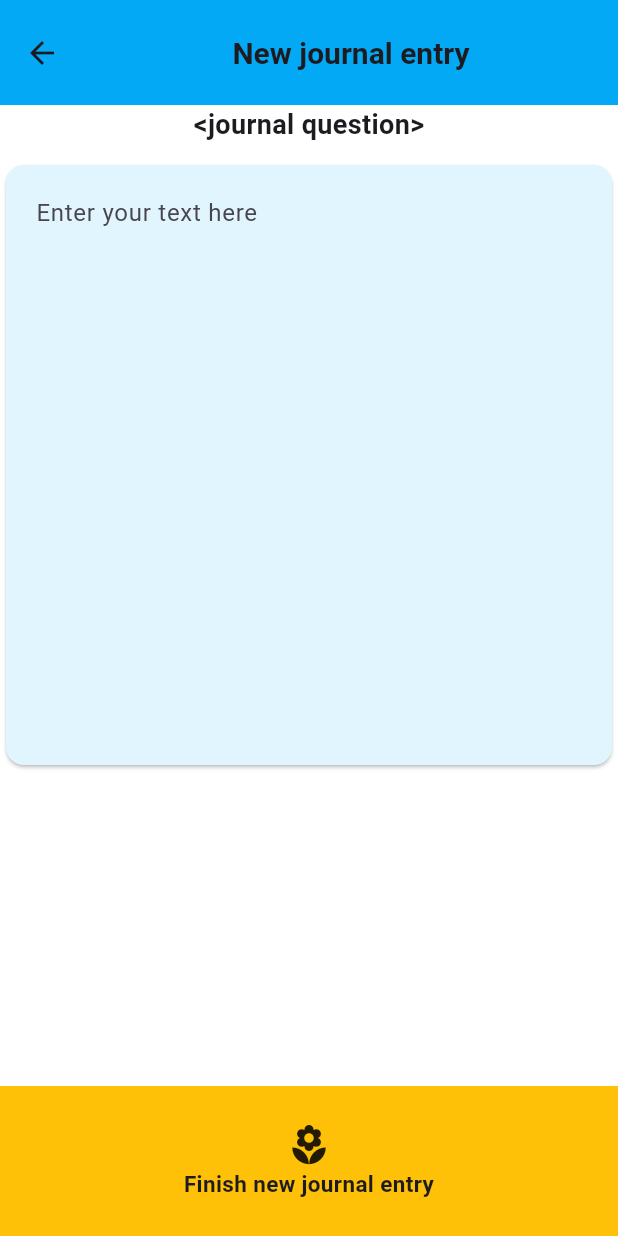
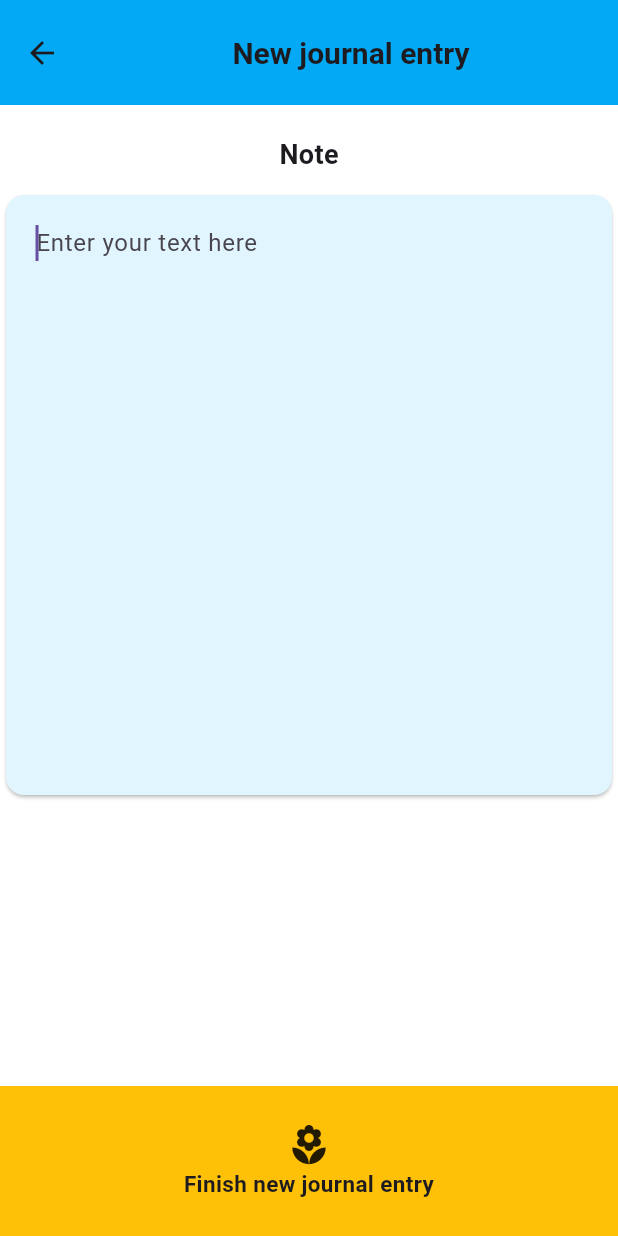
Before and after one commit to lucampor/stepping_stones, a Flutter app: the ObjectivePage screen opened directly with empty values, after a tap on "Add new Journal Entry", on a phone screen of 412 x 824 dp. Run offline on Flutter 3.47's test engine with Material 3 defaults, Android fonts, the phone set to English and light mode, and no system bars; our stand-ins replace step_progress_indicator.

Commit message:
implement saving journals and styling journal items

```diff
--- a/lib/journaling/new_journal.dart
+++ b/lib/journaling/new_journal.dart
@@ -1,63 +1,37 @@
 import 'package:flutter/material.dart';
+import 'package:stepping_stones/journaling/data.dart';
+import 'package:stepping_stones/journaling/entry_type.dart';
+import 'package:stepping_stones/objectives/model.dart';
+import 'package:stepping_stones/objectives/page.dart';
 
 class JournalPage extends StatefulWidget {
-  const JournalPage({super.key});
+  const JournalPage({super.key, required this.current, required this.notifier});
+
+  final CurrentPage current;
+  final ObjectiveModel notifier;
 
   @override
   State<JournalPage> createState() => _JournalPageState();
 }
 
 class _JournalPageState extends State<JournalPage> {
-
   @override
   Widget build(BuildContext context) {
-    var questionText = const Text("<journal question>",//Are you a good friend to yourself?",
-    style: TextStyle(fontSize: 18, fontWeight: FontWeight.bold));
+    var questionText = const Padding(
+        padding: EdgeInsets.fromLTRB(10, 20.0, 10, 0),
+        child: Text("Note",
+            // "Example question: Are you a good friend to yourself?", //"<journal question>"
+            style: TextStyle(fontSize: 18, fontWeight: FontWeight.bold)));
 
-    var backButton = SizedBox(
-        width: 90,
-        height: 40,
-        child: OutlinedButton(
-            style: OutlinedButton.styleFrom(
-              foregroundColor: Colors.blue,
-            ),
-            onPressed: () {
-              Navigator.pop(context);
-            },
-            child: const Center(
-              child: Text(
-                "Done",
-                style: TextStyle(
-                  fontSize: 16,
-                ),
-                softWrap: true,
-                textAlign: TextAlign.center,
-              ),
-            )));
-
-    var saveButton = SizedBox(
-        child: OutlinedButton(
-            style: OutlinedButton.styleFrom(
-              foregroundColor: Colors.blue,
-            ),
-            onPressed: () {
-              Navigator.pop(context);
-            },
-            child: const Center(
-              child: Text(
-                "Save",
-                style: TextStyle(
-                  fontSize: 16,
-                ),
-                softWrap: true,
-                textAlign: TextAlign.center,
-              ),
-            )));
-
-    var navButtons = Row(children: <Widget>[
-      const Spacer(),
-      backButton,
-    ]);
+    Scaffold journalScaffold() {
+      var controller = TextEditingController();
+      void save() {
+        if (controller.text.isNotEmpty) {
+          widget.notifier.insertJournalEntry(JournalEntryData(
+              controller.text.toString(),
+              type: EntryType.note));
+        }
+      }
 
       return Scaffold(
           backgroundColor: const Color(0xFFFFFFFF),
@@ -67,14 +41,19 @@ class _JournalPageState extends State<JournalPage> {
             child: Container(
               color: Colors.amber,
               child: InkWell(
-            onTap: () { Navigator.pop(context); },
+                onTap: () {
+                  save();
+                  Navigator.pop(context);
+                },
                 child: const Column(
                   mainAxisAlignment: MainAxisAlignment.center,
                   children: [
-                Icon(Icons.local_florist,
+                    Icon(
+                      Icons.local_florist,
                       size: 30,
                     ),
-                Text("Finish new journal entry",
+                    Text(
+                      "Finish new journal entry",
                       textAlign: TextAlign.center,
                       style: TextStyle(
                         fontWeight: FontWeight.bold,
@@ -107,15 +86,20 @@ class _JournalPageState extends State<JournalPage> {
               Card(
                   color: Colors.lightBlue[50],
                   child: Padding(
-              padding: EdgeInsets.all(20.0),
-              child: TextField(
+                    padding: const EdgeInsets.all(20.0),
+                    child: TextFormField(
+                      controller: controller,
+                      onEditingComplete: save,
+                      autofocus: true,
                       maxLines: 15, //or null
-                decoration: InputDecoration.collapsed(hintText: "Enter your text here",
-                filled: false),
+                      decoration: const InputDecoration.collapsed(
+                          hintText: "Enter your text here", filled: false),
                     ),
-            )
-          ),
+                  )),
             ],
           ));
     }
+
+    return journalScaffold();
   }
+}
--- a/lib/objectives/page.dart
+++ b/lib/objectives/page.dart
@@ -7,55 +7,43 @@ import 'package:stepping_stones/objectives/model.dart';
 import 'package:stepping_stones/stones/data.dart';
 import 'package:stepping_stones/stones/list.dart';
 
-enum CurrentPage {
-  journal,
-  stepping
-}
+enum CurrentPage { journal, stepping }
 
 class ObjectivePage extends StatefulWidget {
   const ObjectivePage(
     this.notifier, {
     required this.current,
     super.key,
-    }
-  );
+  });
 
-  const ObjectivePage.path(
-    this.notifier, {
-      this.current = CurrentPage.stepping,
-      super.key
-    }
-  );
+  const ObjectivePage.path(this.notifier,
+      {this.current = CurrentPage.stepping, super.key});
 
-  const ObjectivePage.journal(
-    this.notifier, {
-      this.current = CurrentPage.journal,
-      super.key
-    }
-  );
+  const ObjectivePage.journal(this.notifier,
+      {this.current = CurrentPage.journal, super.key});
 
   final CurrentPage current;
   final ObjectiveModel notifier;
-
 
   @override
   State<ObjectivePage> createState() => _ObjectivePageState();
 }
 
 class _ObjectivePageState extends State<ObjectivePage> {
-
-
-  bool isJournal(CurrentPage page) { return page == CurrentPage.journal; }
-
+  bool isJournal(CurrentPage page) {
+    return page == CurrentPage.journal;
+  }
 
   AppBar appBar() {
-    var section = isJournal(widget.current) ? "Journal of:\n" : "Stepping Stones of:\n";
+    var section =
+        isJournal(widget.current) ? "Journal of:\n" : "Stepping Stones of:\n";
 
     return AppBar(
       automaticallyImplyLeading: false,
       toolbarHeight: 100,
       centerTitle: true,
-          backgroundColor: Colors.lightBlue,//Theme.of(context).colorScheme.tertiary,
+      backgroundColor:
+          Colors.lightBlue, //Theme.of(context).colorScheme.tertiary,
       // actions: const [
       //   Icon(Icons.filter_alt_rounded, size: 60, color: Colors.black,)
       // ]
@@ -69,26 +57,27 @@ class _ObjectivePageState extends State<ObjectivePage> {
                 textAlign: TextAlign.center,
                 text: TextSpan(
                   text: section,
-                    children: [TextSpan(
+                  children: [
+                    TextSpan(
                         text: goal,
-                        style: const TextStyle(fontWeight: FontWeight.bold)
-                    )],
-                    style: const TextStyle(
-                      fontSize: 25,
-                      color: Colors.black
-                    ),
-                  )
-                );
-            }
-          ),
+                        style: const TextStyle(fontWeight: FontWeight.bold))
+                  ],
+                  style: const TextStyle(fontSize: 25, color: Colors.black),
+                ));
+          }),
     );
   }
 
   BottomAppBar bottomBar() {
-    var switchTo = isJournal(widget.current) ? "Switch to\nStepping Stones" : "Switch to Journal";
-    var switchIcon = !isJournal(widget.current) ? Icons.auto_stories : Icons.hive_outlined;
+    var switchTo = isJournal(widget.current)
+        ? "Switch to\nStepping Stones"
+        : "Switch to Journal";
+    var switchIcon =
+        !isJournal(widget.current) ? Icons.auto_stories : Icons.hive_outlined;
 
-    var nextScreen = isJournal(widget.current) ? ObjectivePage.path(widget.notifier) : ObjectivePage.journal(widget.notifier);
+    var nextScreen = isJournal(widget.current)
+        ? ObjectivePage.path(widget.notifier)
+        : ObjectivePage.journal(widget.notifier);
 
     return BottomAppBar(
       height: 100,
@@ -100,14 +89,18 @@ class _ObjectivePageState extends State<ObjectivePage> {
             child: Container(
               color: Colors.amber,
               child: InkWell(
-                  onTap: () { Navigator.pop(context); },
+                onTap: () {
+                  Navigator.pop(context);
+                },
                 child: const Column(
                   mainAxisAlignment: MainAxisAlignment.center,
                   children: [
-                      Icon(Icons.local_florist,
+                    Icon(
+                      Icons.local_florist,
                       size: 30,
                     ),
-                      Text("Go back\nto your Goals",
+                    Text(
+                      "Go back\nto your Goals",
                       textAlign: TextAlign.center,
                       style: TextStyle(
                         fontWeight: FontWeight.bold,
@@ -119,19 +112,21 @@ class _ObjectivePageState extends State<ObjectivePage> {
               ),
             ),
           ),
-          Expanded(child: InkWell(
-              onTap: () {Navigator.pushReplacement(context,
-                  MaterialPageRoute(builder: (context) =>
-                    nextScreen
-                  )
-              );},
+          Expanded(
+            child: InkWell(
+              onTap: () {
+                Navigator.pushReplacement(context,
+                    MaterialPageRoute(builder: (context) => nextScreen));
+              },
               child: Column(
                 mainAxisAlignment: MainAxisAlignment.center,
                 children: [
-                  Icon(switchIcon,
+                  Icon(
+                    switchIcon,
                     size: 30,
                   ),
-                  Text(switchTo,
+                  Text(
+                    switchTo,
                     textAlign: TextAlign.center,
                     textDirection: TextDirection.rtl,
                     style: const TextStyle(
@@ -148,39 +143,51 @@ class _ObjectivePageState extends State<ObjectivePage> {
     );
   }
 
+  var questionText = const Padding(
+      padding: EdgeInsets.fromLTRB(0, 20.0, 0, 0),
+      child: Text("Are you a good friend to yourself?", //"<journal question>"
+          style: TextStyle(fontSize: 18, fontWeight: FontWeight.bold)));
+
   FloatingActionButton addButton() {
-    var newEntry = isJournal(widget.current) ? "Journal Entry" : "Stepping Stone";
+    var newEntry =
+        isJournal(widget.current) ? "Journal Entry" : "Stepping Stone";
     String newEntryMsg = "Add new $newEntry";
-    var newIcon = isJournal(widget.current) ? Icons.auto_stories : Icons.hive_outlined;
+    var newIcon =
+        isJournal(widget.current) ? Icons.auto_stories : Icons.hive_outlined;
 
     return FloatingActionButton.extended(
-      onPressed: (){
-        isJournal(widget.current) ?
-        Navigator.push(context,
-          MaterialPageRoute(builder: (context) => const JournalPage()))
-        :
-        showDialog(context: context,
+      onPressed: () {
+        isJournal(widget.current)
+            ? Navigator.push(
+                context,
+                MaterialPageRoute(
+                    builder: (context) => JournalPage(
+                        notifier: widget.notifier, current: widget.current)))
+            : showDialog(
+                context: context,
                 builder: (BuildContext context) {
                   var controller = TextEditingController();
                   void save() {
                     if (controller.text.isNotEmpty) {
-                widget.notifier.insertStone(SteppingStoneData(controller.text.toString()));
+                      widget.notifier.insertStone(
+                          SteppingStoneData(controller.text.toString()));
                       Navigator.pop(context);
                       // ScaffoldMessenger.of(context).showSnackBar(
                       //     const SnackBar(content: Text('Processing Data')),
                       // );
                     }
                   }
+
                   return Dialog(
                     child: Column(
                       mainAxisSize: MainAxisSize.min,
                       children: [
-                  AppBar(title: Text(newEntryMsg),),
+                        AppBar(
+                          title: Text(newEntryMsg),
+                        ),
                         SafeArea(
                           minimum: const EdgeInsets.symmetric(
-                      vertical: 50,
-                      horizontal: 20
-                    ),
+                              vertical: 50, horizontal: 20),
                           child: Column(
                             children: [
                               TextFormField(
@@ -208,20 +215,18 @@ class _ObjectivePageState extends State<ObjectivePage> {
                       ],
                     ),
                   );
-          }
-        );
+                });
       },
       backgroundColor: Colors.lightBlue,
       label: Row(
         children: [
-          Icon(newIcon,
+          Icon(
+            newIcon,
             size: 30,
           ),
-          Text(newEntryMsg,
-            style: const TextStyle(
-              fontSize: 15,
-              fontWeight: FontWeight.bold
-            ),
+          Text(
+            newEntryMsg,
+            style: const TextStyle(fontSize: 15, fontWeight: FontWeight.bold),
             textAlign: TextAlign.center,
           ),
         ],
@@ -231,14 +236,13 @@ class _ObjectivePageState extends State<ObjectivePage> {
 
   @override
   Widget build(BuildContext context) {
-    var currentEmptyMsg = isJournal(widget.current) ? "journal entries" : "stepping stones";
-    var emptyMessage = Text("You have no $currentEmptyMsg yet!\nLet's add the first one!",
+    var currentEmptyMsg =
+        isJournal(widget.current) ? "journal entries" : "stepping stones";
+    var emptyMessage = Text(
+      "You have no $currentEmptyMsg yet!\nLet's add the first one!",
       textAlign: TextAlign.center,
-      style: const TextStyle(
-        fontSize: 22
-      ),
+      style: const TextStyle(fontSize: 22),
     );
-
 
     return Scaffold(
       appBar: appBar(),
@@ -250,20 +254,19 @@ class _ObjectivePageState extends State<ObjectivePage> {
         child: ListenableBuilder(
             listenable: widget.notifier,
             builder: (context, child) {
-              var currentList = isJournal(widget.current) ? JournalList(widget.notifier) : SteppingStoneList(widget.notifier);
+              var currentList = isJournal(widget.current)
+                  ? JournalList(widget.notifier)
+                  : SteppingStoneList(widget.notifier);
               return Stack(
                 children: [
                   Center(
-                    child: (widget.notifier.isEmpty(widget.current) ? emptyMessage : currentList)
-                  ),
-                  Align(
-                    alignment: Alignment.bottomRight,
-                    child: addButton()
-                  )
+                      child: (widget.notifier.isEmpty(widget.current)
+                          ? emptyMessage
+                          : currentList)),
+                  Align(alignment: Alignment.bottomRight, child: addButton())
                 ],
               );
-            }
-          ) ,
+            }),
       ),
       //
       // add_task_sharp
--- a/pubspec.yaml
+++ b/pubspec.yaml
@@ -46,7 +46,6 @@ dev_dependencies:
   # package. See that file for information about deactivating specific lint
   # rules and activating additional ones.
   flutter_lints: ^2.0.0
-  step_progress_indicator: ^1.0.2
 
 # For information on the generic Dart part of this file, see the
 # following page: https://dart.dev/tools/pub/pubspec
```
Also changed, not shown: lib/journaling/data.dart (+4 -5 lines), lib/journaling/list.dart (+9 -9 lines), lib/journaling/list_entry.dart (+20 -35 lines), pubspec.lock. Lines whose indentation alone changed are shown as unchanged.
